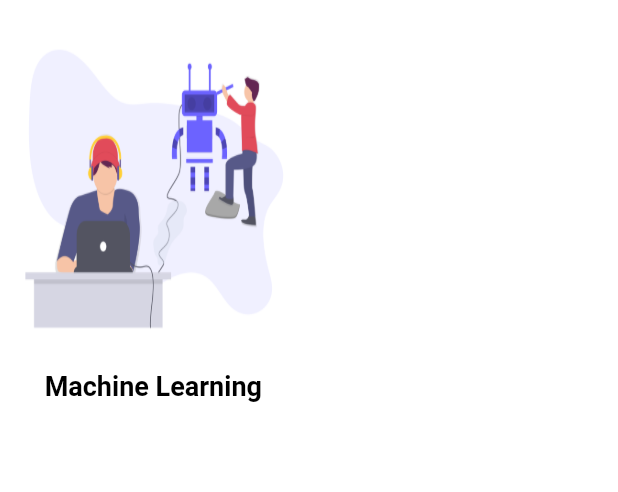
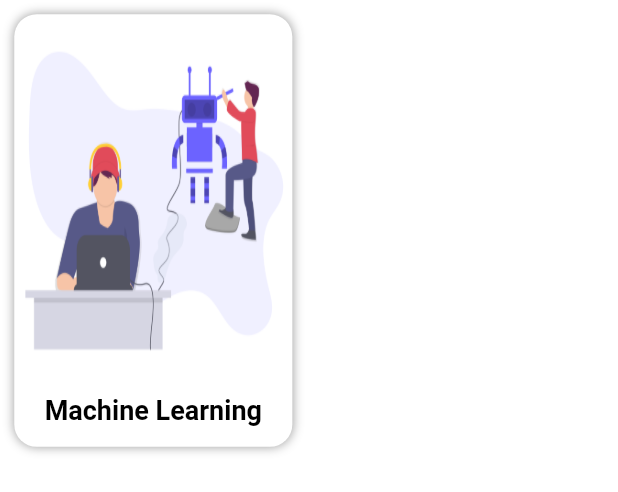
Before and after one commit to Adnanali777/DSC-AKGEC, a Flutter app: what categories_cards() shows on an empty page, opened directly, on a phone screen of 412 x 824 dp. Shown: the top 492 px of the screen. Run offline on Flutter 3.47's test engine with Material 2 defaults, Android fonts, the phone set to English and light mode, and no system bars; our stand-ins replace flutter_icons; missing offline and left inert: lipsum.

Commit message:
minor styling changes to projects page

```diff
--- a/lib/screens/projects.dart
+++ b/lib/screens/projects.dart
@@ -20,7 +20,7 @@ class _ProjectsState extends State<Projects> {
       body: Container(
         constraints: BoxConstraints.expand(),
         decoration: BoxDecoration(
-          image: DecorationImage(image: AssetImage('assets/bg-2.jpg'),fit: BoxFit.fill),
+          color: Colors.white,
         ),
         child: Column(
           crossAxisAlignment: CrossAxisAlignment.start,
@@ -28,7 +28,7 @@ class _ProjectsState extends State<Projects> {
             Container(
               margin: EdgeInsets.only(top: 30),
               padding: EdgeInsets.all(15),
-              child: Text('Categories',style: TextStyle(fontWeight: FontWeight.bold,fontSize: 25,color: Colors.white),),
+              child: Text('Categories',style: TextStyle(fontWeight: FontWeight.bold,fontSize: 30,color: Colors.black,fontFamily: 'PoiretOne',letterSpacing: 1.2),),
             ),
             Column(
               children: [
@@ -69,18 +69,21 @@ class categories_cards extends StatelessWidget {
       height: MediaQuery.of(context).size.height * 0.35,
       decoration: BoxDecoration(
         borderRadius: BorderRadius.circular(15),
+        boxShadow: [BoxShadow(
+          color: Colors.grey,
+          blurRadius: 5.0,
+        ),],
         color: Colors.white,
       ),
       child: Column(
         children: [
           Expanded(
-            flex:4,
+            flex:6,
             child: GestureDetector(
                 onTap: (){
                   Navigator.push(context, MaterialPageRoute(builder: (context) => route));
                 },
-                child: Image.asset(image,fit: BoxFit.fill,
-                )
+                child: Image.asset(image,fit: BoxFit.fill,)
             ),
           ),
           Expanded(
@@ -88,7 +91,7 @@ class categories_cards extends StatelessWidget {
             child: Container(
 
               margin: EdgeInsets.only(top: 10),
-              child: Text(text,style: TextStyle(fontSize: 18,fontWeight: FontWeight.bold,color: Colors.black),),
+              child: Text(text,style: TextStyle(fontSize: 18,fontWeight: FontWeight.bold,color: Colors.black,),),
             ),
           ),
         ],
```
